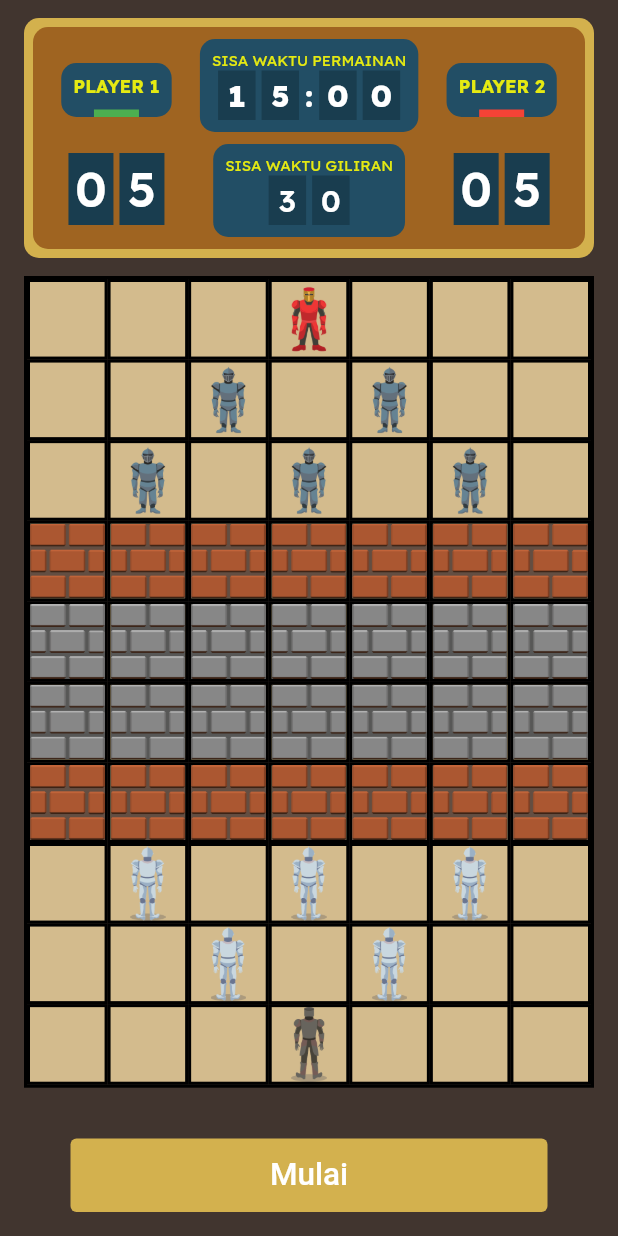
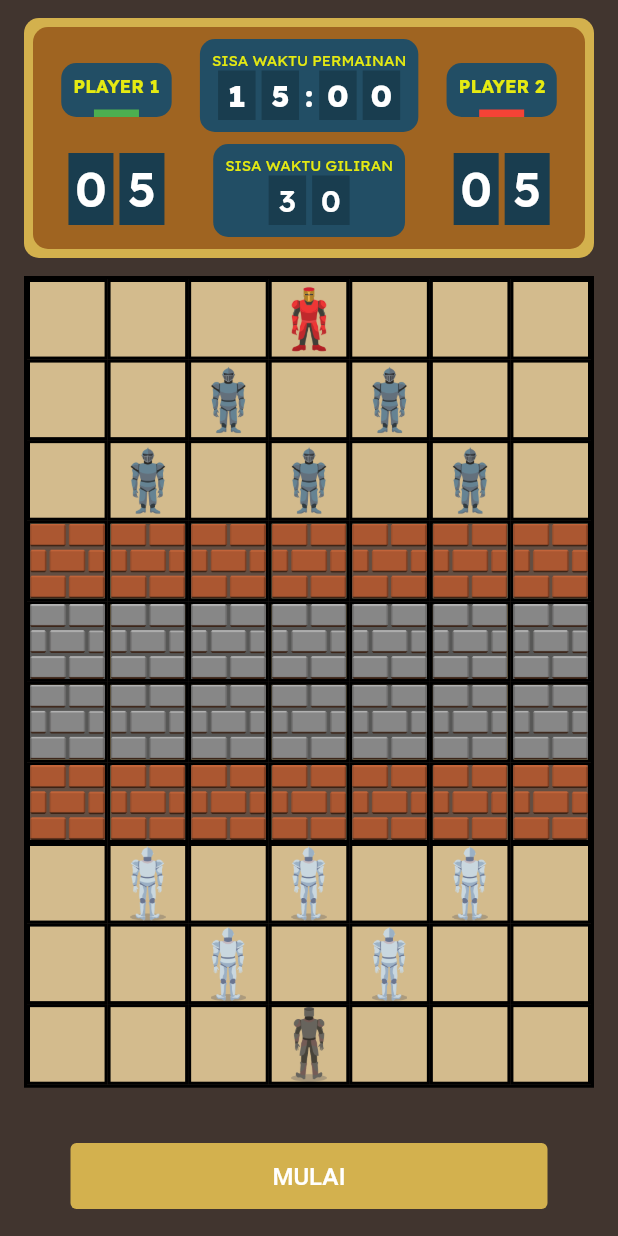
Before and after one commit to reAlpha39/chessbomb, a Flutter app: the screen it shows after launch, after a tap on "MULAI", on a phone screen of 412 x 824 dp. Run offline on Flutter 3.47's test engine with Material 2 defaults, Android fonts, the phone set to English and light mode, and no system bars; drawn by our look-alikes of velocity_x; our stand-ins replace awesome_dialog, bloc, flutter_bloc, freezed_annotation, get_it, go_router and 2 more.

Commit message:
update text size

```diff
--- a/lib/app/game/pages/game_page.dart
+++ b/lib/app/game/pages/game_page.dart
@@ -184,11 +184,11 @@ class _GameLayout extends StatelessWidget {
                     ..rollDice(customRoll: setCustomRoll ? 2 : -1);
                 }
               },
-              child: 'Mulai'
+              child: 'MULAI'
                   .text
                   .fontFamily(GoogleFonts.secularOne().fontFamily!)
                   .white
-                  .xl2
+                  .size(16)
                   .center
                   .make()
                   .box
```
